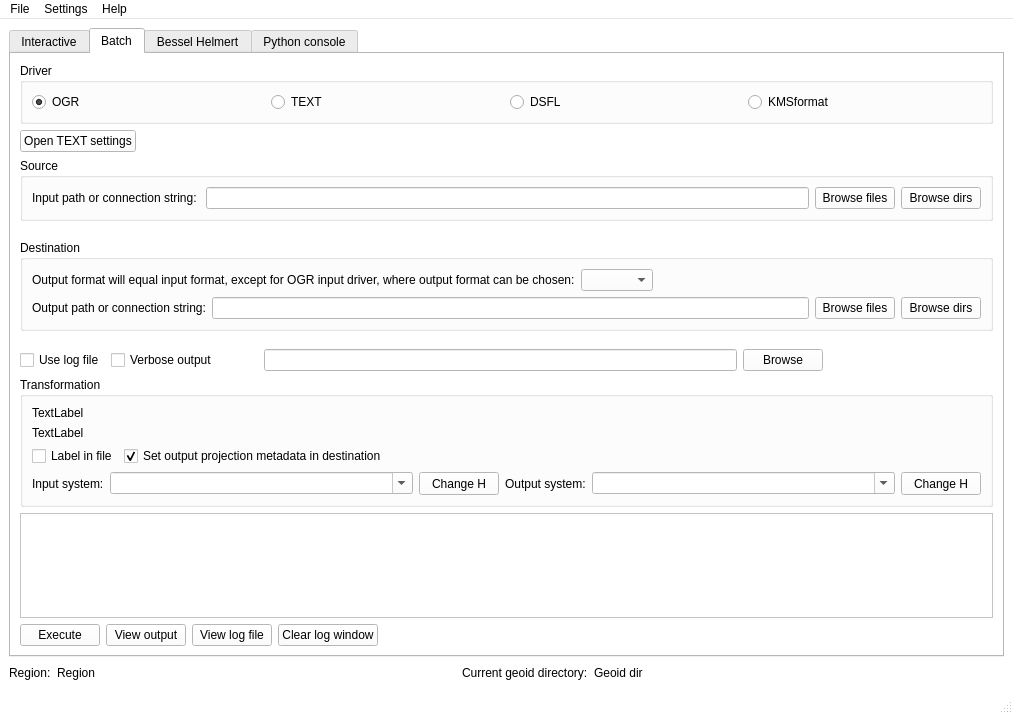
MartinHvidberg/kmstrans_fra_SDFE_SEQ200131, file UI/GSTtrans.ui: the form before one commit.
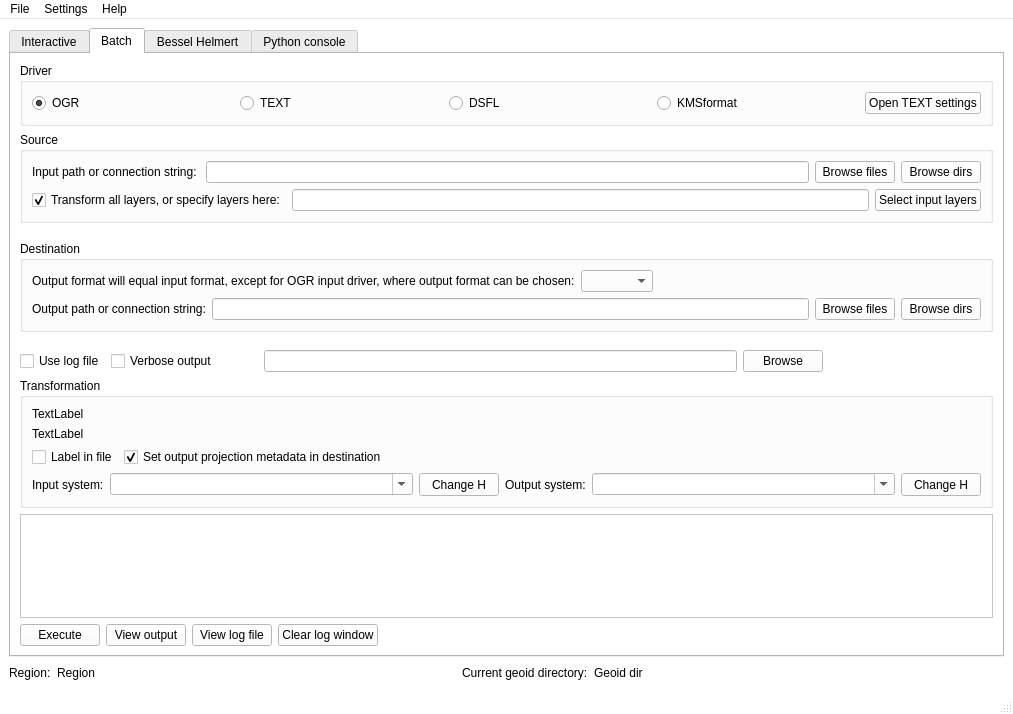
The form after the commit. The open tabs and pages were chosen to show the change. Icons and pictures are not drawn.

The edit to the form file:
```diff
--- a/UI/GSTtrans.ui
+++ b/UI/GSTtrans.ui
@@ -517,7 +517,7 @@
     <item row="0" column="0">
      <widget class="QTabWidget" name="tab_gsttrans">
       <property name="currentIndex">
-       <number>3</number>
+       <number>1</number>
       </property>
       <widget class="QWidget" name="tab_interactive">
        <attribute name="title">
@@ -1070,11 +1070,6 @@
                </property>
               </widget>
              </item>
-            </layout>
-           </item>
-          </layout>
-         </widget>
-        </item>
         <item>
          <widget class="QPushButton" name="bt_f2f_settings">
           <property name="sizePolicy">
@@ -1091,6 +1086,11 @@
           </property>
          </widget>
         </item>
+            </layout>
+           </item>
+          </layout>
+         </widget>
+        </item>
         <item>
          <widget class="QGroupBox" name="groupBox_3">
           <property name="sizePolicy">
@@ -1102,6 +1102,8 @@
           <property name="title">
            <string>Source</string>
           </property>
+          <layout class="QVBoxLayout" name="verticalLayout_8">
+           <item>
           <layout class="QHBoxLayout" name="horizontalLayout_5">
            <item>
             <widget class="QLabel" name="lbl_f2f_input_file">
@@ -1144,10 +1146,58 @@
            </item>
            <item>
             <widget class="QPushButton" name="bt_f2f_browse_input_dir">
+               <property name="sizePolicy">
+                <sizepolicy hsizetype="Fixed" vsizetype="Fixed">
+                 <horstretch>0</horstretch>
+                 <verstretch>0</verstretch>
+                </sizepolicy>
+               </property>
              <property name="text">
               <string>Browse dirs</string>
              </property>
             </widget>
+             </item>
+            </layout>
+           </item>
+           <item>
+            <layout class="QHBoxLayout" name="horizontalLayout_12">
+             <item>
+              <widget class="QCheckBox" name="chb_f2f_all_layers">
+               <property name="text">
+                <string>Transform all layers, or specify layers here:</string>
+               </property>
+               <property name="checked">
+                <bool>true</bool>
+               </property>
+              </widget>
+             </item>
+             <item>
+              <widget class="QLineEdit" name="txt_f2f_layers_in">
+               <property name="enabled">
+                <bool>false</bool>
+               </property>
+               <property name="toolTip">
+                <string>Semicolon separated list of layers</string>
+               </property>
+               <property name="whatsThis">
+                <string>&lt;html&gt;&lt;head/&gt;&lt;body&gt;&lt;p&gt;Specify input layers here, seperated by semicolons. Only valid for OGR input/output and formats that support layers, e.g. a directory of shape files or a FileGDB database.&lt;/p&gt;&lt;/body&gt;&lt;/html&gt;</string>
+               </property>
+              </widget>
+             </item>
+             <item>
+              <widget class="QPushButton" name="bt_f2f_input_layers">
+               <property name="sizePolicy">
+                <sizepolicy hsizetype="Fixed" vsizetype="Fixed">
+                 <horstretch>0</horstretch>
+                 <verstretch>0</verstretch>
+                </sizepolicy>
+               </property>
+               <property name="text">
+                <string>Select input layers</string>
+               </property>
+              </widget>
+             </item>
+            </layout>
            </item>
           </layout>
          </widget>
```
Left out of the diff: 64 changed lines with no effect on the pictures. Lines whose indentation alone changed are shown as unchanged.
